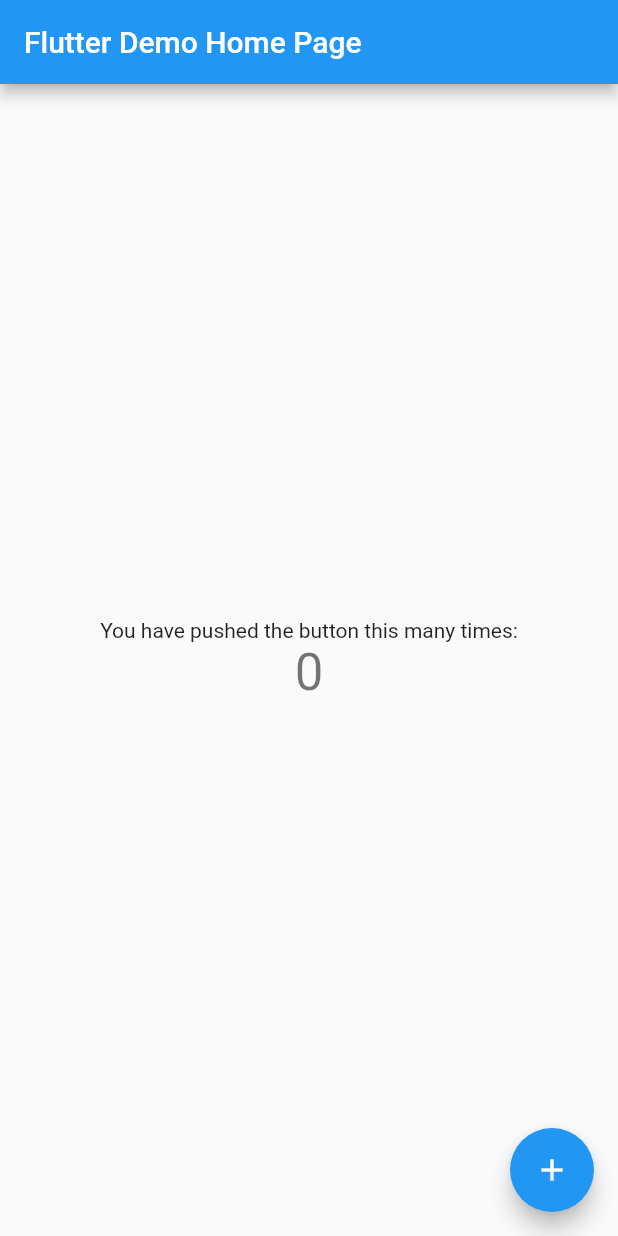
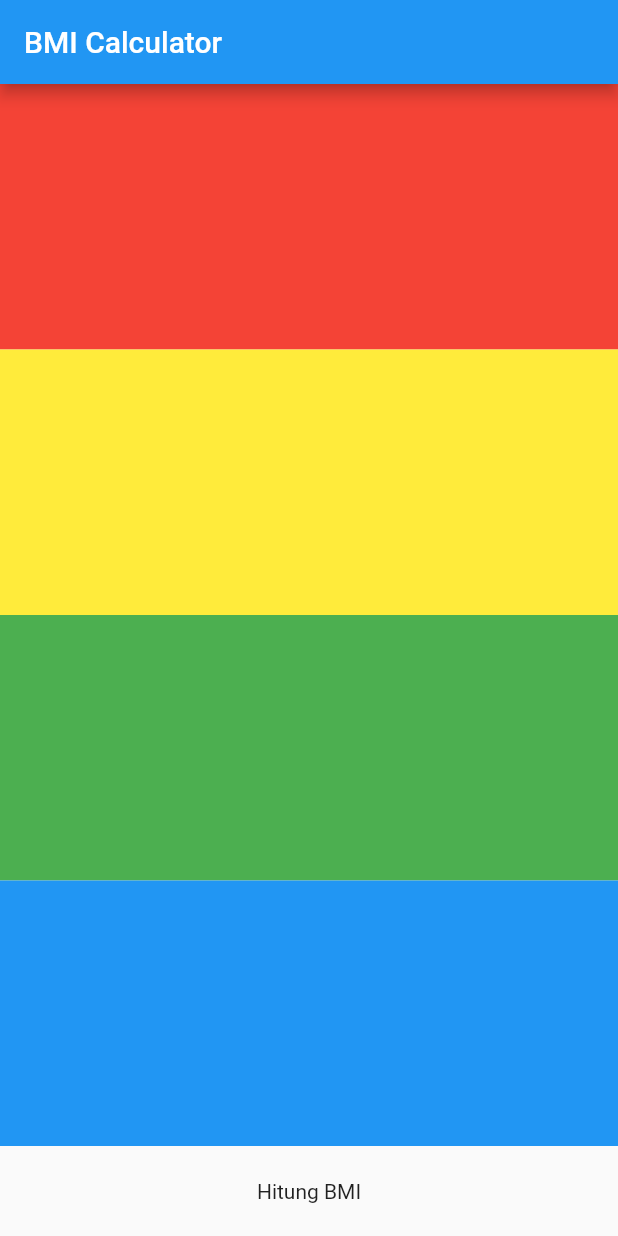
Before and after one commit to ulfacode/bmi, a Flutter app: the screen it shows after launch, on a phone screen of 412 x 824 dp. Run offline on Flutter 3.47's test engine with Material 2 defaults, Android fonts, the phone set to English and light mode, and no system bars.

Commit message:
3. BMI - Kode Halaman Dasar dan Layout

```diff
--- a/lib/bmi_data_screen.dart
+++ b/lib/bmi_data_screen.dart
@@ -0,0 +1,53 @@
+import 'package:bmi/bmi_result_screen.dart';
+import 'package:flutter/material.dart';
+
+class BmiDataScreen extends StatefulWidget {
+  const BmiDataScreen({Key? key}) : super(key: key);
+
+  @override
+  State<BmiDataScreen> createState() => _BmiDataScreenState();
+}
+
+class _BmiDataScreenState extends State<BmiDataScreen> {
+  @override
+  Widget build(BuildContext context) {
+    return Scaffold(
+      appBar: AppBar(
+        title: Text("BMI Calculator"),
+      ),
+      body: Column(
+        children: [
+          Expanded(
+              child: Container(
+            color: Colors.red,
+          )),
+          Expanded(
+              child: Container(
+            color: Colors.yellow,
+          )),
+          Expanded(
+              child: Container(
+            color: Colors.green,
+          )),
+          Expanded(
+              child: Container(
+            color: Colors.blue,
+          )),
+          GestureDetector(
+            onTap: () {
+              Navigator.of(context).push(
+                MaterialPageRoute(builder: ((context) {
+                  return BmiResultScreen();
+                })),
+              );
+            },
+            child: Container(
+              height: 60,
+              child: Center(child: Text("Hitung BMI")),
+            ),
+          )
+        ],
+      ),
+    );
+  }
+}
--- a/lib/bmi_result_screen.dart
+++ b/lib/bmi_result_screen.dart
@@ -1,16 +1,14 @@
-import 'package:flutter/src/foundation/key.dart';
-import 'package:flutter/src/widgets/framework.dart';
+import 'package:flutter/material.dart';
 
-class MyWidget extends StatefulWidget {
-  const MyWidget({Key? key}) : super(key: key);
+class BmiResultScreen extends StatelessWidget {
+  const BmiResultScreen({Key? key}) : super(key: key);
 
   @override
-  State<MyWidget> createState() => _MyWidgetState();
-}
-
-class _MyWidgetState extends State<MyWidget> {
-  @override
   Widget build(BuildContext context) {
-
+    return Scaffold(
+      appBar: AppBar(
+        title: Text("Hasil Hitung BMI"),
+      ),
+    );
   }
 }
--- a/lib/main.dart
+++ b/lib/main.dart
@@ -1,3 +1,4 @@
+import 'package:bmi/bmi_data_screen.dart';
 import 'package:flutter/material.dart';
 
 void main() {
@@ -24,92 +25,7 @@ class MyApp extends StatelessWidget {
         // is not restarted.
         primarySwatch: Colors.blue,
       ),
-      home: const MyHomePage(title: 'Flutter Demo Home Page'),
+      home: BmiDataScreen()
     );
   }
 }
-
-class MyHomePage extends StatefulWidget {
-  const MyHomePage({Key? key, required this.title}) : super(key: key);
-
-  // This widget is the home page of your application. It is stateful, meaning
-  // that it has a State object (defined below) that contains fields that affect
-  // how it looks.
-
-  // This class is the configuration for the state. It holds the values (in this
-  // case the title) provided by the parent (in this case the App widget) and
-  // used by the build method of the State. Fields in a Widget subclass are
-  // always marked "final".
-
-  final String title;
-
-  @override
-  State<MyHomePage> createState() => _MyHomePageState();
-}
-
-class _MyHomePageState extends State<MyHomePage> {
-  int _counter = 0;
-
-  void _incrementCounter() {
-    setState(() {
-      // This call to setState tells the Flutter framework that something has
-      // changed in this State, which causes it to rerun the build method below
-      // so that the display can reflect the updated values. If we changed
-      // _counter without calling setState(), then the build method would not be
-      // called again, and so nothing would appear to happen.
-      _counter++;
-    });
-  }
-
-  @override
-  Widget build(BuildContext context) {
-    // This method is rerun every time setState is called, for instance as done
-    // by the _incrementCounter method above.
-    //
-    // The Flutter framework has been optimized to make rerunning build methods
-    // fast, so that you can just rebuild anything that needs updating rather
-    // than having to individually change instances of widgets.
-    return Scaffold(
-      appBar: AppBar(
-        // Here we take the value from the MyHomePage object that was created by
-        // the App.build method, and use it to set our appbar title.
-        title: Text(widget.title),
-      ),
-      body: Center(
-        // Center is a layout widget. It takes a single child and positions it
-        // in the middle of the parent.
-        child: Column(
-          // Column is also a layout widget. It takes a list of children and
-          // arranges them vertically. By default, it sizes itself to fit its
-          // children horizontally, and tries to be as tall as its parent.
-          //
-          // Invoke "debug painting" (press "p" in the console, choose the
-          // "Toggle Debug Paint" action from the Flutter Inspector in Android
-          // Studio, or the "Toggle Debug Paint" command in Visual Studio Code)
-          // to see the wireframe for each widget.
-          //
-          // Column has various properties to control how it sizes itself and
-          // how it positions its children. Here we use mainAxisAlignment to
-          // center the children vertically; the main axis here is the vertical
-          // axis because Columns are vertical (the cross axis would be
-          // horizontal).
-          mainAxisAlignment: MainAxisAlignment.center,
-          children: <Widget>[
-            const Text(
-              'You have pushed the button this many times:',
-            ),
-            Text(
-              '$_counter',
-              style: Theme.of(context).textTheme.headline4,
-            ),
-          ],
-        ),
-      ),
-      floatingActionButton: FloatingActionButton(
-        onPressed: _incrementCounter,
-        tooltip: 'Increment',
-        child: const Icon(Icons.add),
-      ), // This trailing comma makes auto-formatting nicer for build methods.
-    );
-  }
-}
```
